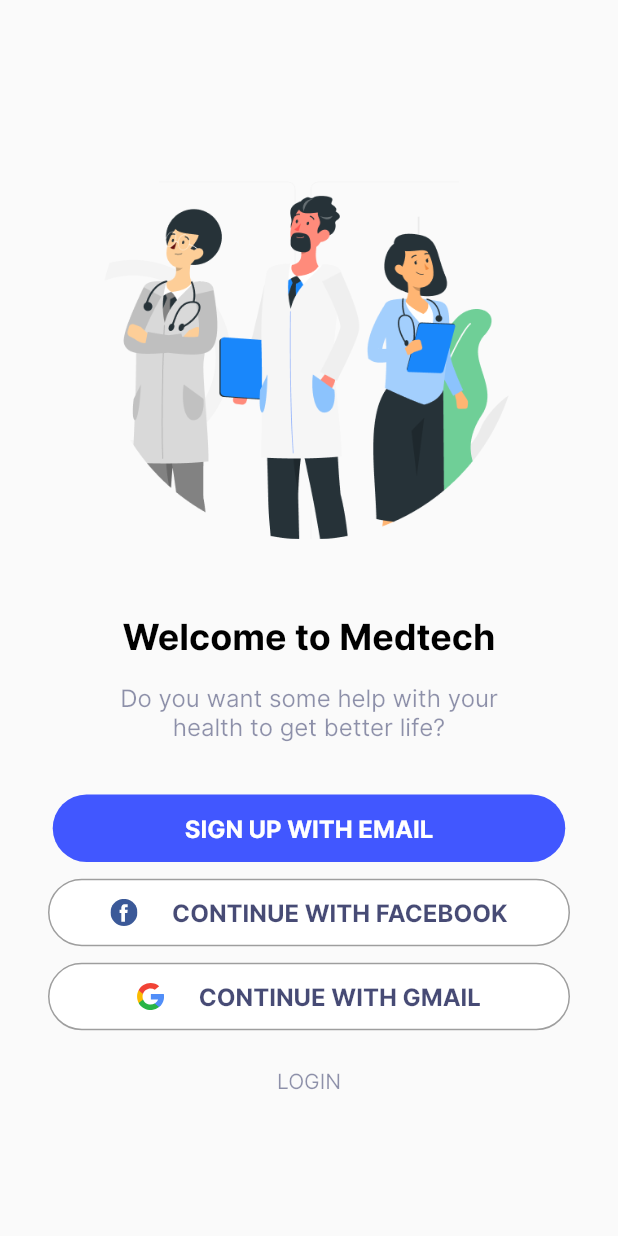
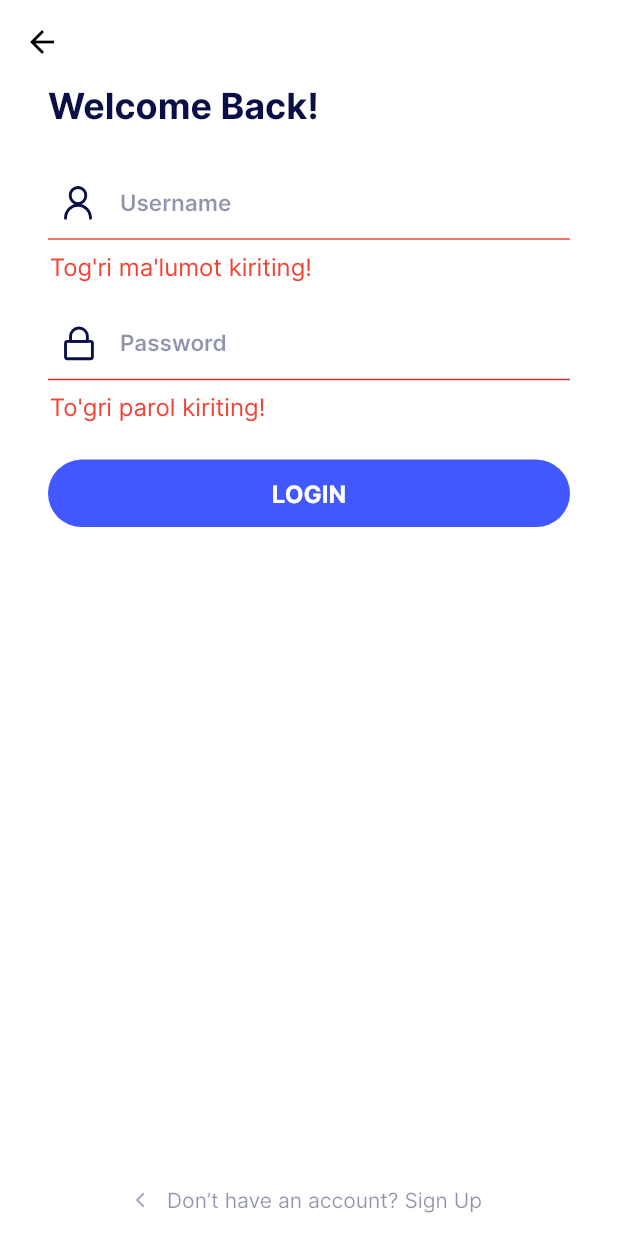
Before and after one commit to Abdusamad98/flutter_nt_ten, a Flutter app: the screen it shows after launch, after a tap on "SKIP", after a tap on "LOGIN", on a phone screen of 412 x 824 dp. Run offline on Flutter 3.47's test engine with Material 3 defaults, Android fonts, the phone set to English and light mode, and no system bars; our stand-ins replace flutter_svg.

Commit message:
Some changes

```diff
--- a/lib/screens/auth/auth_option_screen.dart
+++ b/lib/screens/auth/auth_option_screen.dart
@@ -1,4 +1,5 @@
 import 'package:flutter/material.dart';
+import 'package:flutter_nt_ten/screens/auth/login_screen.dart';
 import 'package:flutter_nt_ten/screens/auth/widgets/auth_button.dart';
 import 'package:flutter_nt_ten/screens/widgets/simple_global_button.dart';
 import 'package:flutter_nt_ten/utils/colors/app_colors.dart';
@@ -66,7 +67,14 @@ class _AuthOptionScreenState extends State<AuthOptionScreen> {
           SizedBox(height: 4.getH()),
           TextButton(
             onPressed: () {
-
+              Navigator.push(
+                context,
+                MaterialPageRoute(
+                  builder: (context) {
+                    return LoginScreen();
+                  },
+                ),
+              );
             },
             child: Text(
               "LOGIN",
--- a/lib/screens/auth/login_screen.dart
+++ b/lib/screens/auth/login_screen.dart
@@ -0,0 +1,117 @@
+import 'package:flutter/material.dart';
+import 'package:flutter_nt_ten/screens/auth/widgets/password_text_input.dart';
+import 'package:flutter_nt_ten/screens/auth/widgets/universal_text_input.dart';
+import 'package:flutter_nt_ten/screens/widgets/empty_global_appbar.dart';
+import 'package:flutter_nt_ten/screens/widgets/simple_global_button.dart';
+import 'package:flutter_nt_ten/utils/colors/app_colors.dart';
+import 'package:flutter_nt_ten/utils/images/app_images.dart';
+import 'package:flutter_nt_ten/utils/size/size_utils.dart';
+import 'package:flutter_nt_ten/utils/styles/app_text_style.dart';
+
+class LoginScreen extends StatefulWidget {
+  const LoginScreen({super.key});
+
+  @override
+  State<LoginScreen> createState() => _LoginScreenState();
+}
+
+class _LoginScreenState extends State<LoginScreen> {
+  final formKey = GlobalKey<FormState>();
+
+  final TextEditingController usernameController = TextEditingController();
+  final TextEditingController passwordController = TextEditingController();
+
+  @override
+  void dispose() {
+    usernameController.dispose();
+    passwordController.dispose();
+    super.dispose();
+  }
+
+  @override
+  Widget build(BuildContext context) {
+    return Scaffold(
+      backgroundColor: AppColors.white,
+      appBar: const EmptyGlobalAppBar(),
+      body: Padding(
+        padding: const EdgeInsets.symmetric(horizontal: 32),
+        child: Form(
+          autovalidateMode: AutovalidateMode.always,
+          key: formKey,
+          child: Column(
+            children: [
+              Expanded(
+                child: SingleChildScrollView(
+                  child: Column(
+                    crossAxisAlignment: CrossAxisAlignment.start,
+                    children: [
+                      Text(
+                        "Welcome Back!",
+                        style: AppTextStyle.interBold.copyWith(
+                          color: AppColors.c_090F47,
+                          fontSize: 24,
+                        ),
+                      ),
+                      SizedBox(height: 24.getH()),
+                      UniversalTextField(
+                        regExp: RegExp("[a-zA-Z]"),
+                        controller: usernameController,
+                        iconPath: AppImages.person,
+                        hintText: "Username",
+                        type: TextInputType.text,
+                      ),
+                      SizedBox(height: 16.getH()),
+                      PasswordTextField(
+                        controller: passwordController,
+                        iconPath: AppImages.lock,
+                        isVisible: false,
+                        suffix: GestureDetector(
+                          onTap: () {},
+                          child: const Text("Forgot"),
+                        ),
+                      ),
+                      SizedBox(height: 24.getH()),
+                      SimpleGlobalButton(
+                        onTap: () {
+                          bool validated = formKey.currentState!.validate();
+                          print(validated);
+                          if (validated) {
+                            ScaffoldMessenger.of(context).showSnackBar(
+                                const SnackBar(content: Text("SUCCESS!")));
+                          }
+                        },
+                        title: "LOGIN",
+                        horizontalPadding: 0,
+                      ),
+                    ],
+                  ),
+                ),
+              ),
+              TextButton(
+                onPressed: () {},
+                child: Row(
+                  mainAxisAlignment: MainAxisAlignment.center,
+                  children: [
+                    Icon(
+                      Icons.arrow_back_ios,
+                      size: 12,
+                      color: AppColors.c_090F47.withOpacity(0.45),
+                    ),
+                    SizedBox(width: 8.getW()),
+                    Text(
+                      "Don’t have an account? Sign Up",
+                      style: AppTextStyle.interRegular.copyWith(
+                        fontSize: 14,
+                        color: AppColors.c_090F47.withOpacity(0.45),
+                      ),
+                    ),
+                  ],
+                ),
+              ),
+            ],
+          ),
+        ),
+      ),
+    );
+  }
+}
--- /dev/null
+++ b/lib/screens/auth/widgets/password_text_input.dart
@@ -0,0 +1,74 @@
+import 'package:flutter/material.dart';
+import 'package:flutter_nt_ten/utils/colors/app_colors.dart';
+import 'package:flutter_nt_ten/utils/size/size_utils.dart';
+import 'package:flutter_nt_ten/utils/styles/app_text_style.dart';
+import 'package:flutter_svg/flutter_svg.dart';
+
+class PasswordTextField extends StatelessWidget {
+  const PasswordTextField({
+    super.key,
+    required this.controller,
+    required this.iconPath,
+    required this.isVisible,
+    required this.suffix,
+  });
+
+  final TextEditingController controller;
+  final String iconPath;
+  final bool isVisible;
+  final Widget suffix;
+
+  @override
+  Widget build(BuildContext context) {
+    var passwordRegex = RegExp(r'^(?=.*[A-Za-z])(?=.*\d)[A-Za-z\d]{8,}$');
+
+    // kamida 8 ta simvol
+    // Kamida bitta Katta harf
+    // Kamida nitta son
+    // Kmaida bitta kichik harfdagi simvol
+
+    return TextFormField(
+      controller: controller,
+      obscureText: !isVisible,
+      style: AppTextStyle.interSemiBold.copyWith(
+        fontSize: 15,
+        color: AppColors.c_090F47,
+      ),
+      validator: (String? value) {
+        if (value == null || value.isEmpty || !passwordRegex.hasMatch(value)) {
+          return "To'gri parol kiriting!";
+        } else {
+          return null;
+        }
+      },
+      //autovalidateMode: AutovalidateMode.always,
+      decoration: InputDecoration(
+        errorStyle: AppTextStyle.interRegular.copyWith(color: Colors.red),
+        contentPadding: EdgeInsets.symmetric(
+          vertical: 16.getH(),
+          horizontal: 1.getW(),
+        ),
+        enabledBorder: UnderlineInputBorder(
+          borderSide: BorderSide(
+            color: AppColors.c_090F47.withOpacity(0.3),
+          ),
+        ),
+        focusedBorder: UnderlineInputBorder(
+          borderSide: BorderSide(
+            color: AppColors.c_090F47.withOpacity(0.3),
+          ),
+        ),
+        prefixIcon: Padding(
+          padding: const EdgeInsets.fromLTRB(0, 8, 8, 8),
+          child: SvgPicture.asset(iconPath),
+        ),
+        suffix: suffix,
+        hintText: "Password",
+        hintStyle: AppTextStyle.interSemiBold.copyWith(
+          fontSize: 15,
+          color: AppColors.c_090F47.withOpacity(0.45),
+        ),
+      ),
+    );
+  }
+}
--- /dev/null
+++ b/lib/screens/auth/widgets/universal_text_input.dart
@@ -0,0 +1,79 @@
+import 'package:flutter/material.dart';
+import 'package:flutter_nt_ten/utils/colors/app_colors.dart';
+import 'package:flutter_nt_ten/utils/size/size_utils.dart';
+import 'package:flutter_nt_ten/utils/styles/app_text_style.dart';
+import 'package:flutter_svg/flutter_svg.dart';
+
+class UniversalTextField extends StatelessWidget {
+  const UniversalTextField({
+    super.key,
+    required this.controller,
+    required this.iconPath,
+    required this.hintText,
+    required this.type,
+    required this.regExp,
+  });
+
+  final TextEditingController controller;
+  final String iconPath;
+  final String hintText;
+  final TextInputType type;
+  final RegExp regExp;
+
+  @override
+  Widget build(BuildContext context) {
+    return TextFormField(
+      controller: controller,
+      keyboardType: type,
+      style: AppTextStyle.interSemiBold.copyWith(
+        fontSize: 15,
+        color: AppColors.c_090F47,
+      ),
+      validator: (String? value) {
+        if (value == null ||
+            value.isEmpty ||
+            !regExp.hasMatch(value) ||
+            value.length < 3) {
+          return "Tog'ri ma'lumot kiriting!";
+        } else {
+          return null;
+        }
+      },
+      autovalidateMode: AutovalidateMode.onUserInteraction,
+      decoration: InputDecoration(
+        contentPadding: EdgeInsets.symmetric(
+          vertical: 16.getH(),
+          horizontal: 1.getW(),
+        ),
+        errorStyle: AppTextStyle.interRegular.copyWith(color: Colors.red),
+        errorBorder: const UnderlineInputBorder(
+            borderSide: BorderSide(color: Colors.red)),
+        enabledBorder: UnderlineInputBorder(
+          borderSide: BorderSide(
+            color: AppColors.c_090F47.withOpacity(0.3),
+          ),
+        ),
+        focusedBorder: UnderlineInputBorder(
+          borderSide: BorderSide(
+            color: AppColors.c_090F47.withOpacity(0.3),
+          ),
+        ),
+        prefixIcon: Padding(
+          padding: const EdgeInsets.fromLTRB(0, 8, 8, 8),
+          child: SvgPicture.asset(
+            iconPath,
+            // colorFilter: const ColorFilter.mode(
+            //   AppColors.c_C4C4C4,
+            //   BlendMode.srcIn,
+            // ),
+          ),
+        ),
+        hintText: hintText,
+        hintStyle: AppTextStyle.interSemiBold.copyWith(
+          fontSize: 15,
+          color: AppColors.c_090F47.withOpacity(0.45),
+        ),
+      ),
+    );
+  }
+}
--- a/lib/screens/splash/splash_screen.dart
+++ b/lib/screens/splash/splash_screen.dart
@@ -18,7 +18,7 @@ class _SplashScreenState extends State<SplashScreen> {
   @override
   void initState() {
     Future.delayed(
-      const Duration(seconds: 3),
+      const Duration(milliseconds: 500),
       () {
         Navigator.pushReplacement(
           context,
--- /dev/null
+++ b/lib/screens/widgets/empty_global_appbar.dart
@@ -0,0 +1,34 @@
+import 'package:flutter/material.dart';
+import 'package:flutter/services.dart';
+import 'package:flutter_nt_ten/utils/colors/app_colors.dart';
+
+class EmptyGlobalAppBar extends StatelessWidget implements PreferredSize {
+  const EmptyGlobalAppBar({super.key});
+
+  @override
+  Widget build(BuildContext context) {
+    return AppBar(
+      systemOverlayStyle: const SystemUiOverlayStyle(
+        statusBarIconBrightness: Brightness.dark,
+        statusBarColor: AppColors.transparent,
+      ),
+      elevation: 0,
+      backgroundColor: AppColors.white,
+      leading: IconButton(
+        onPressed: () {
+          Navigator.pop(context);
+        },
+        icon: const Icon(
+          Icons.arrow_back,
+          color: AppColors.black,
+        ),
+      ),
+    );
+  }
+
+  @override
+  Widget get child => throw UnimplementedError();
+
+  @override
+  Size get preferredSize => const Size(double.infinity, 56);
+}
--- a/lib/screens/widgets/simple_global_button.dart
+++ b/lib/screens/widgets/simple_global_button.dart
@@ -26,7 +26,7 @@ class SimpleGlobalButton extends StatelessWidget {
             backgroundColor: AppColors.c_4157FF,
             shape: RoundedRectangleBorder(
                 borderRadius: BorderRadius.circular(100))),
-        onPressed: () {},
+        onPressed: onTap,
         child: Text(
           title,
           style: AppTextStyle.interBold.copyWith(
--- a/lib/utils/images/app_images.dart
+++ b/lib/utils/images/app_images.dart
@@ -12,6 +12,8 @@ class AppImages {
   static const String logo = "assets/icons/logo.svg";
   static const String facebook = "assets/icons/facebook.svg";
   static const String google = "assets/icons/google.svg";
+  static const String lock = "assets/icons/lock.svg";
+  static const String person = "assets/icons/person.svg";
 
 //.jpg
 
```
Also changed, not shown: assets/icons/lock.svg (added), assets/icons/person.svg (added).
